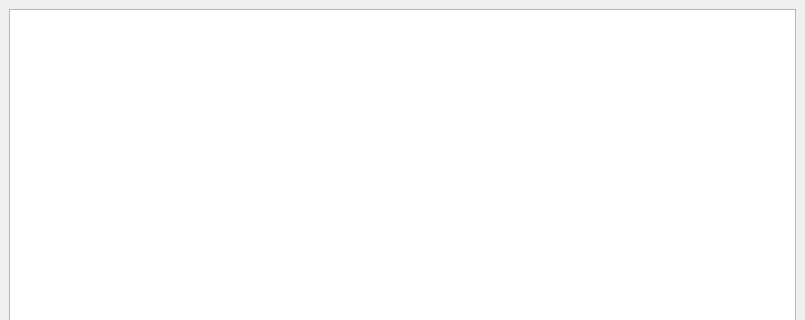
The window that rosplan_rqt/resource/esterel_plan_viewer.ui (KCL-Planning/ROSPlan) describes before a commit, drawn with Qt 5; both pictures show x 0 to 805 and y 0 to 320 of the 805 by 602 pixel window.
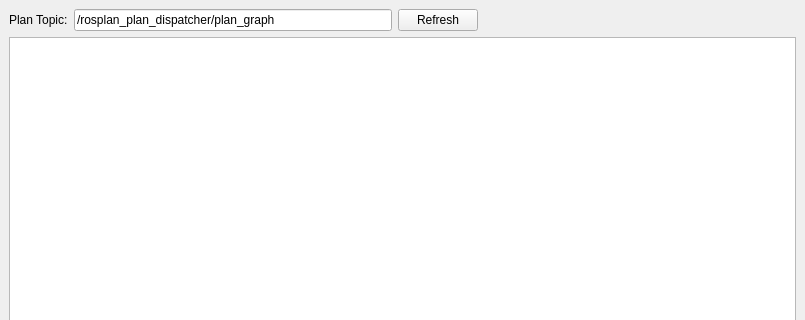
The same window after the commit.

```diff
--- a/rosplan_rqt/resource/esterel_plan_viewer.ui
+++ b/rosplan_rqt/resource/esterel_plan_viewer.ui
@@ -11,8 +11,39 @@
 		   <property name="spacing" ><number>6</number></property>
 
 			<item>
-		    <widget class="QGraphicsView" name="graphicsView">
-			</widget>
+				<layout class="QHBoxLayout" name="horizontalLayout_2">
+				<item>
+					<widget class="QLabel" name="label">
+						<property name="text"><string>Plan Topic:</string></property>
+					</widget>
+				</item>
+				<item>
+					<widget class="QLineEdit" name="topicText">
+						<property name="text"><string>/rosplan_plan_dispatcher/plan_graph</string></property>
+						<property name="enabled"><bool>true</bool></property>
+						<property name="autoFillBackground"><bool>false</bool></property>
+						<property name="frame"><bool>true</bool></property>
+						<property name="readOnly"><bool>false</bool></property>
+					</widget>
+				</item>
+				<item>
+					<widget class="QPushButton" name="refreshButton">
+						<property name="layoutDirection"><enum>Qt::LeftToRight</enum></property>
+						<property name="text"><string>Refresh</string></property>
+					</widget>
+				</item>
+				<item>
+					<spacer name="horizontalSpacer_2">
+						<property name="orientation"><enum>Qt::Horizontal</enum></property>
+						<property name="sizeHint" stdset="0"><size><width>40</width><height>20</height></size></property>
+					</spacer>
+				</item>
+				</layout>
+			</item>
+
+			<item>
+				<widget class="QGraphicsView" name="graphicsView">
+				</widget>
 			</item>
 		</layout>
 
```
Left out of the diff: 5 changed lines with no effect on the pictures.
